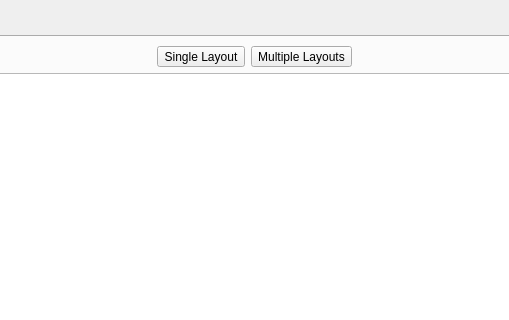
First picture: the form in app/settings/settingsdialog/settingsdialog.ui, repository KDE/latte-dock, before the edit; both pictures show x 240 to 749 and y 0 to 320 of the 988 by 750 pixel window.
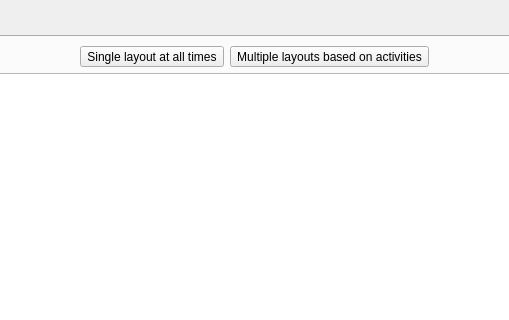
Second picture: the form after the edit. Icons and pictures are not drawn. Custom widgets are drawn as their Qt base class.

Commit message: improve text for Single/Multiple layouts

The edit to the form file:
```diff
--- a/app/settings/settingsdialog/settingsdialog.ui
+++ b/app/settings/settingsdialog/settingsdialog.ui
@@ -65,7 +65,7 @@
               <string>Only one layout can be present in memory at all cases</string>
              </property>
              <property name="text">
-              <string comment="single layout">Single Layout</string>
+              <string comment="single layout">Single layout at all times</string>
              </property>
              <property name="checkable">
               <bool>true</bool>
@@ -78,7 +78,7 @@
               <string>Multiple layouts can be present and active in memory at the same time</string>
              </property>
              <property name="text">
-              <string comment="multiple layouts">Multiple Layouts</string>
+              <string comment="multiple layouts">Multiple layouts based on activities</string>
              </property>
              <property name="checkable">
               <bool>true</bool>
```
Left out of the diff: 10 changed lines with no effect on the pictures.
